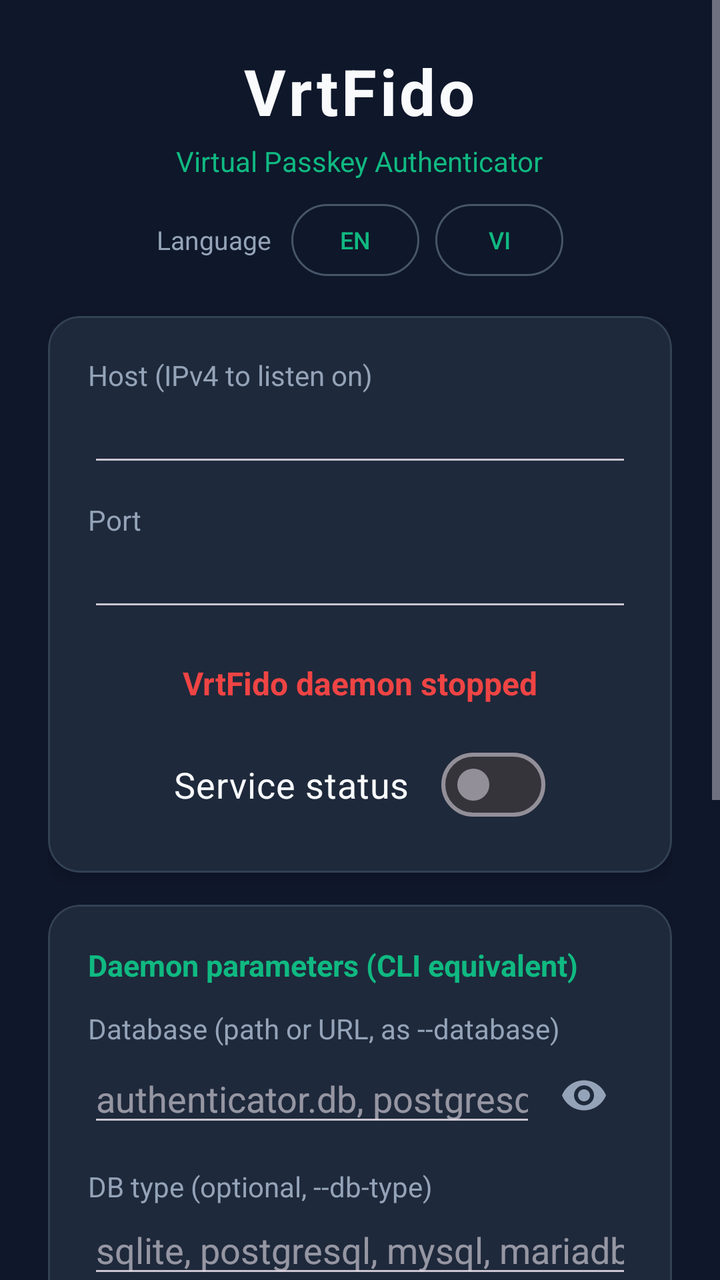
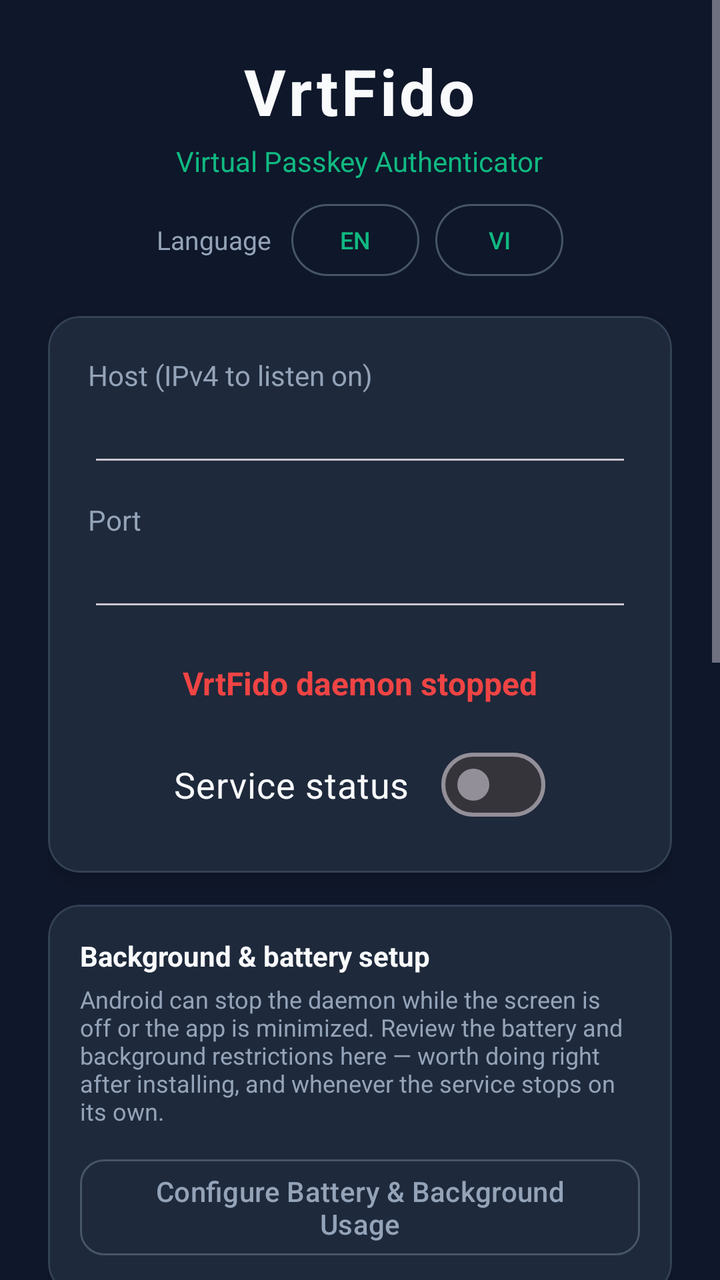

Two renders of the same Android screen: before a commit and after it. Below are the layout's source before the change and the commit's diff.
<!-- AndroidManifest.xml: application theme Theme.Vrtfido -->
<!-- res/layout/activity_main.xml -->
<?xml version="1.0" encoding="utf-8"?>
<ScrollView xmlns:android="http://schemas.android.com/apk/res/android"
    xmlns:app="http://schemas.android.com/apk/res-auto"
    android:layout_width="match_parent"
    android:layout_height="match_parent"
    android:background="@color/background_dark"
    android:fillViewport="true">

    <LinearLayout
        android:layout_width="match_parent"
        android:layout_height="wrap_content"
        android:orientation="vertical"
        android:gravity="center"
        android:padding="24dp">

        
        <TextView
            android:layout_width="wrap_content"
            android:layout_height="wrap_content"
            android:text="VrtFido"
            android:textColor="@color/text_primary"
            android:textSize="32sp"
            android:textStyle="bold"
            android:letterSpacing="0.05" />

        <TextView
            android:layout_width="wrap_content"
            android:layout_height="wrap_content"
            android:text="@string/app_tagline"
            android:textColor="@color/primary"
            android:textSize="14sp"
            android:layout_marginTop="4dp"
            android:layout_marginBottom="12dp" />

        
        <LinearLayout
            android:layout_width="wrap_content"
            android:layout_height="wrap_content"
            android:orientation="horizontal"
            android:gravity="center_vertical"
            android:layout_marginBottom="20dp">

            <TextView
                android:layout_width="wrap_content"
                android:layout_height="wrap_content"
                android:text="@string/language_label"
                android:textColor="@color/text_secondary"
                android:textSize="13sp"
                android:layout_marginEnd="10dp" />

            <com.google.android.material.button.MaterialButton
                android:id="@+id/btn_lang_en"
                style="@style/Widget.Material3.Button.OutlinedButton"
                android:layout_width="wrap_content"
                android:layout_height="36dp"
                android:minWidth="64dp"
                android:insetTop="0dp"
                android:insetBottom="0dp"
                android:text="@string/language_en"
                android:textSize="12sp"
                app:cornerRadius="18dp"
                app:strokeColor="#475569" />

            <com.google.android.material.button.MaterialButton
                android:id="@+id/btn_lang_vi"
                style="@style/Widget.Material3.Button.OutlinedButton"
                android:layout_width="wrap_content"
                android:layout_height="36dp"
                android:minWidth="64dp"
                android:insetTop="0dp"
                android:insetBottom="0dp"
                android:text="@string/language_vi"
                android:textSize="12sp"
                app:cornerRadius="18dp"
                app:strokeColor="#475569"
                android:layout_marginStart="8dp" />
        </LinearLayout>

        
        <com.google.android.material.card.MaterialCardView
            android:layout_width="match_parent"
            android:layout_height="wrap_content"
            app:cardBackgroundColor="@color/surface_dark"
            app:cardCornerRadius="16dp"
            app:cardElevation="4dp"
            app:strokeWidth="1dp"
            app:strokeColor="#334155"
            android:layout_marginBottom="16dp">

            <LinearLayout
                android:layout_width="match_parent"
                android:layout_height="wrap_content"
                android:orientation="vertical"
                android:padding="20dp"
                android:gravity="center">

                <TextView
                    android:layout_width="match_parent"
                    android:layout_height="wrap_content"
                    android:text="@string/bind_host"
                    android:textColor="@color/text_secondary" />
                <EditText
                    android:id="@+id/edit_host"
                    android:layout_width="match_parent"
                    android:layout_height="wrap_content"
                    android:singleLine="true"
                    android:inputType="textNoSuggestions"
                    android:textColor="@color/text_primary"
                    android:layout_marginBottom="12dp" />
                <TextView
                    android:layout_width="match_parent"
                    android:layout_height="wrap_content"
                    android:text="@string/bind_port"
                    android:textColor="@color/text_secondary" />
                <EditText
                    android:id="@+id/edit_port"
                    android:layout_width="match_parent"
                    android:layout_height="wrap_content"
                    android:singleLine="true"
                    android:inputType="number"
                    android:textColor="@color/text_primary"
                    android:layout_marginBottom="20dp" />

                <TextView
                    android:id="@+id/tv_status"
                    android:layout_width="wrap_content"
                    android:layout_height="wrap_content"
                    android:text="@string/service_stopped"
                    android:textColor="@color/status_red"
                    android:textSize="16sp"
                    android:textStyle="bold"
                    android:layout_marginBottom="16dp" />

                <com.google.android.material.materialswitch.MaterialSwitch
                    android:id="@+id/switch_service"
                    android:layout_width="wrap_content"
                    android:layout_height="wrap_content"
                    android:text="@string/status_label"
                    android:textColor="@color/text_primary"
                    android:textSize="18sp" />

            </LinearLayout>
        </com.google.android.material.card.MaterialCardView>

        
        <com.google.android.material.card.MaterialCardView
            android:id="@+id/card_battery_warning"
            android:layout_width="match_parent"
            android:layout_height="wrap_content"
            app:cardBackgroundColor="#2A1810"
            app:cardCornerRadius="16dp"
            app:cardElevation="4dp"
            app:strokeWidth="1dp"
            app:strokeColor="#B45309"
            android:visibility="gone"
            android:layout_marginBottom="16dp">

            <LinearLayout
                android:layout_width="match_parent"
                android:layout_height="wrap_content"
                android:orientation="vertical"
                android:padding="16dp">

                <TextView
                    android:id="@+id/tv_battery_title"
                    android:layout_width="match_parent"
                    android:layout_height="wrap_content"
                    android:text="@string/battery_warning_title"
                    android:textColor="#FBBF24"
                    android:textSize="14sp"
                    android:textStyle="bold"
                    android:layout_marginBottom="4dp" />

                <TextView
                    android:id="@+id/tv_battery_desc"
                    android:layout_width="match_parent"
                    android:layout_height="wrap_content"
                    android:text="@string/battery_warning_desc"
                    android:textColor="@color/text_secondary"
                    android:textSize="12sp"
                    android:layout_marginBottom="12dp" />

                <com.google.android.material.button.MaterialButton
                    android:id="@+id/btn_battery_settings"
                    style="@style/Widget.Material3.Button.TonalButton"
                    android:layout_width="match_parent"
                    android:layout_height="44dp"
                    android:text="@string/battery_settings_btn"
                    android:textColor="#FFFFFF"
                    android:textSize="13sp"
                    app:cornerRadius="10dp"
                    app:backgroundTint="#B45309" />

            </LinearLayout>
        </com.google.android.material.card.MaterialCardView>

        
        <com.google.android.material.card.MaterialCardView
            android:layout_width="match_parent"
            android:layout_height="wrap_content"
            app:cardBackgroundColor="@color/surface_dark"
            app:cardCornerRadius="16dp"
            app:cardElevation="4dp"
            app:strokeWidth="1dp"
            app:strokeColor="#334155"
            android:layout_marginBottom="16dp">

            <LinearLayout
                android:layout_width="match_parent"
                android:layout_height="wrap_content"
                android:orientation="vertical"
                android:padding="20dp">

                <TextView
                    android:layout_width="match_parent"
                    android:layout_height="wrap_content"
                    android:text="@string/params_title"
                    android:textColor="@color/primary"
                    android:textSize="15sp"
                    android:textStyle="bold"
                    android:layout_marginBottom="12dp" />

                <TextView
                    android:layout_width="match_parent"
                    android:layout_height="wrap_content"
                    android:text="@string/database_label"
                    android:textColor="@color/text_secondary" />
                
                <LinearLayout
                    android:layout_width="match_parent"
                    android:layout_height="wrap_content"
                    android:orientation="horizontal"
                    android:gravity="center_vertical"
                    android:layout_marginBottom="12dp">

                    <EditText
                        android:id="@+id/edit_database"
                        android:layout_width="0dp"
                        android:layout_weight="1"
                        android:layout_height="wrap_content"
                        android:singleLine="true"
                        android:inputType="textPassword|textNoSuggestions"
                        android:textColor="@color/text_primary"
                        android:hint="@string/database_hint" />

                    <ImageButton
                        android:id="@+id/btn_toggle_database"
                        android:layout_width="48dp"
                        android:layout_height="48dp"
                        android:background="?attr/selectableItemBackgroundBorderless"
                        android:padding="12dp"
                        android:scaleType="fitCenter"
                        android:src="@drawable/ic_eye"
                        android:contentDescription="@string/database_toggle_show" />
                </LinearLayout>

                <TextView
                    android:layout_width="match_parent"
                    android:layout_height="wrap_content"
                    android:text="@string/db_type_label"
                    android:textColor="@color/text_secondary" />
                <EditText
                    android:id="@+id/edit_db_type"
                    android:layout_width="match_parent"
                    android:layout_height="wrap_content"
                    android:singleLine="true"
                    android:inputType="textNoSuggestions"
                    android:textColor="@color/text_primary"
                    android:hint="@string/db_type_hint"
                    android:layout_marginBottom="12dp" />

                <TextView
                    android:layout_width="match_parent"
                    android:layout_height="wrap_content"
                    android:text="@string/auth_token_label"
                    android:textColor="@color/text_secondary" />
                <EditText
                    android:id="@+id/edit_auth_token"
                    android:layout_width="match_parent"
                    android:layout_height="wrap_content"
                    android:singleLine="true"
                    android:inputType="textNoSuggestions"
                    android:textColor="@color/text_primary"
                    android:hint="@string/auth_token_hint"
                    android:layout_marginBottom="8dp" />

                <com.google.android.material.checkbox.MaterialCheckBox
                    android:id="@+id/check_debug"
                    android:layout_width="match_parent"
                    android:layout_height="wrap_content"
                    android:text="@string/flag_debug"
                    android:textColor="@color/text_primary" />

            </LinearLayout>
        </com.google.android.material.card.MaterialCardView>

        
        <com.google.android.material.button.MaterialButton
            android:id="@+id/btn_open_web"
            android:layout_width="match_parent"
            android:layout_height="56dp"
            android:text="@string/open_web_ui"
            android:textColor="@color/text_primary"
            android:textSize="15sp"
            app:cornerRadius="12dp"
            app:backgroundTint="@color/primary"
            android:layout_marginBottom="12dp" />

        
        <com.google.android.material.button.MaterialButton
            android:id="@+id/btn_settings"
            style="@style/Widget.Material3.Button.OutlinedButton"
            android:layout_width="match_parent"
            android:layout_height="56dp"
            android:text="@string/enable_passkey_settings"
            android:textColor="@color/text_secondary"
            android:textSize="14sp"
            app:cornerRadius="12dp"
            app:strokeColor="#475569"
            android:layout_marginBottom="12dp" />

        
        <LinearLayout
            android:layout_width="match_parent"
            android:layout_height="wrap_content"
            android:orientation="horizontal">

            <com.google.android.material.button.MaterialButton
                android:id="@+id/btn_export"
                style="@style/Widget.Material3.Button.OutlinedButton"
                android:layout_width="0dp"
                android:layout_weight="1"
                android:layout_height="56dp"
                android:text="@string/export_json"
                android:textColor="@color/text_secondary"
                android:textSize="14sp"
                app:cornerRadius="12dp"
                app:strokeColor="#475569"
                android:layout_marginEnd="6dp" />

            <com.google.android.material.button.MaterialButton
                android:id="@+id/btn_import"
                style="@style/Widget.Material3.Button.OutlinedButton"
                android:layout_width="0dp"
                android:layout_weight="1"
                android:layout_height="56dp"
                android:text="@string/import_json"
                android:textColor="@color/text_secondary"
                android:textSize="14sp"
                app:cornerRadius="12dp"
                app:strokeColor="#475569"
                android:layout_marginStart="6dp" />
        </LinearLayout>

    </LinearLayout>
</ScrollView>
<!-- resources referenced by this layout -->
<resources>
  <color name="background_dark">#0F172A</color>
  <color name="primary">#10B981</color>
  <color name="status_red">#EF4444</color>
  <color name="surface_dark">#1E293B</color>
  <color name="text_primary">#F8FAFC</color>
  <color name="text_secondary">#94A3B8</color>
  <!-- drawable ic_eye (drawable) -->
  <?xml version="1.0" encoding="utf-8"?>
  <vector xmlns:android="http://schemas.android.com/apk/res/android"
      android:width="24dp"
      android:height="24dp"
      android:viewportWidth="24"
      android:viewportHeight="24"
      android:tint="@color/text_secondary">
      <path
          android:fillColor="@android:color/white"
          android:pathData="M12,4.5C7,4.5 2.73,7.61 1,12c1.73,4.39 6,7.5 11,7.5s9.27,-3.11 11,-7.5c-1.73,-4.39 -6,-7.5 -11,-7.5zM12,17c-2.76,0 -5,-2.24 -5,-5s2.24,-5 5,-5 5,2.24 5,5 -2.24,5 -5,5zM12,9c-1.66,0 -3,1.34 -3,3s1.34,3 3,3 3,-1.34 3,-3 -1.34,-3 -3,-3z" />
  </vector>
  <string name="app_tagline">Virtual Passkey Authenticator</string>
  <string name="auth_token_hint">leave empty when unused (MongoDB creds live in the URL)</string>
  <string name="auth_token_label">Auth token (LibSQL/Turso, --auth-token)</string>
  <string name="battery_settings_btn">Configure Battery &amp; Background Usage</string>
  <string name="battery_warning_desc">Battery optimization is active. Remote database connections (PostgreSQL/MySQL/MongoDB) may disconnect when the screen turns off or the app is minimized.</string>
  <string name="battery_warning_title">Background Battery Restriction Active</string>
  <string name="bind_host">Host (IPv4 to listen on)</string>
  <string name="bind_port">Port</string>
  <string name="database_hint">authenticator.db, postgresql://…, mysql://…, libsql://…, mongodb://…</string>
  <string name="database_label">Database (path or URL, as --database)</string>
  <string name="database_toggle_show">Show database string</string>
  <string name="db_type_hint">sqlite, postgresql, mysql, mariadb, libsql, mongodb (leave empty to auto-detect)</string>
  <string name="db_type_label">DB type (optional, --db-type)</string>
  <string name="enable_passkey_settings">Android passkey provider settings</string>
  <string name="export_json">Export JSON</string>
  <string name="flag_debug">--debug: log packet details</string>
  <string name="import_json">Import JSON</string>
  <string name="language_en">EN</string>
  <string name="language_label">Language</string>
  <string name="language_vi">VI</string>
  <string name="open_web_ui">Open Web Dashboard (%1$s)</string>
  <string name="params_title">Daemon parameters (CLI equivalent)</string>
  <string name="service_stopped">VrtFido daemon stopped</string>
  <string name="status_label">Service status</string>
  <style name="Theme.Vrtfido" parent="Theme.Material3.Dark.NoActionBar">
          <item name="colorPrimary">@color/primary</item>
          <item name="android:windowBackground">@color/background_dark</item>
          <item name="android:statusBarColor">@color/background_dark</item>
      </style>
</resources>

<!-- the commit's change to res/layout/activity_main.xml (unified diff, before → after) -->
@@ -147,12 +147,11 @@
             android:id="@+id/card_battery_warning"
             android:layout_width="match_parent"
             android:layout_height="wrap_content"
-            app:cardBackgroundColor="#2A1810"
+            app:cardBackgroundColor="@color/surface_dark"
             app:cardCornerRadius="16dp"
             app:cardElevation="4dp"
             app:strokeWidth="1dp"
-            app:strokeColor="#B45309"
-            android:visibility="gone"
+            app:strokeColor="#334155"
             android:layout_marginBottom="16dp">
 
             <LinearLayout
@@ -166,7 +165,7 @@
                     android:layout_width="match_parent"
                     android:layout_height="wrap_content"
                     android:text="@string/battery_warning_title"
-                    android:textColor="#FBBF24"
+                    android:textColor="@color/text_primary"
                     android:textSize="14sp"
                     android:textStyle="bold"
                     android:layout_marginBottom="4dp" />
@@ -182,14 +181,14 @@
 
                 <com.google.android.material.button.MaterialButton
                     android:id="@+id/btn_battery_settings"
-                    style="@style/Widget.Material3.Button.TonalButton"
-                    android:layout_width="match_parent"
-                    android:layout_height="44dp"
+                    style="@style/Widget.Material3.Button.OutlinedButton"
+                    android:layout_width="match_parent"
+                    android:layout_height="56dp"
                     android:text="@string/battery_settings_btn"
-                    android:textColor="#FFFFFF"
-                    android:textSize="13sp"
-                    app:cornerRadius="10dp"
-                    app:backgroundTint="#B45309" />
+                    android:textColor="@color/text_secondary"
+                    android:textSize="14sp"
+                    app:cornerRadius="12dp"
+                    app:strokeColor="#475569" />
 
             </LinearLayout>
         </com.google.android.material.card.MaterialCardView>
@@ -254,20 +253,28 @@
                         android:contentDescription="@string/database_toggle_show" />
                 </LinearLayout>
 
-                <TextView
-                    android:layout_width="match_parent"
-                    android:layout_height="wrap_content"
-                    android:text="@string/db_type_label"
-                    android:textColor="@color/text_secondary" />
-                <EditText
-                    android:id="@+id/edit_db_type"
-                    android:layout_width="match_parent"
-                    android:layout_height="wrap_content"
-                    android:singleLine="true"
-                    android:inputType="textNoSuggestions"
-                    android:textColor="@color/text_primary"
-                    android:hint="@string/db_type_hint"
-                    android:layout_marginBottom="12dp" />
+                
+                <com.google.android.material.textfield.TextInputLayout
+                    android:id="@+id/layout_db_type"
+                    style="@style/Widget.Material3.TextInputLayout.OutlinedBox"
+                    android:layout_width="match_parent"
+                    android:layout_height="wrap_content"
+                    android:layout_marginBottom="12dp"
+                    android:hint="@string/db_type_label"
+                    app:endIconContentDescription="@string/db_type_pick"
+                    app:endIconDrawable="@drawable/ic_dropdown"
+                    app:endIconMode="custom">
+
+                    <com.google.android.material.textfield.TextInputEditText
+                        android:id="@+id/edit_db_type"
+                        android:layout_width="match_parent"
+                        android:layout_height="wrap_content"
+                        android:clickable="true"
+                        android:cursorVisible="false"
+                        android:focusable="false"
+                        android:inputType="none"
+                        android:textColor="@color/text_primary" />
+                </com.google.android.material.textfield.TextInputLayout>
 
                 <TextView
                     android:layout_width="match_parent"
<!-- resource entries referenced after the edit -->
@@ -6,6 +6,18 @@
   <color name="surface_dark">#1E293B</color>
   <color name="text_primary">#F8FAFC</color>
   <color name="text_secondary">#94A3B8</color>
+  <!-- drawable ic_dropdown (drawable) -->
+  <?xml version="1.0" encoding="utf-8"?>
+  <vector xmlns:android="http://schemas.android.com/apk/res/android"
+      android:width="24dp"
+      android:height="24dp"
+      android:viewportWidth="24"
+      android:viewportHeight="24"
+      android:tint="@color/text_secondary">
+      <path
+          android:fillColor="@android:color/white"
+          android:pathData="M16.59,8.59L12,13.17 7.41,8.59 6,10l6,6 6,-6z" />
+  </vector>
   <!-- drawable ic_eye (drawable) -->
   <?xml version="1.0" encoding="utf-8"?>
   <vector xmlns:android="http://schemas.android.com/apk/res/android"
@@ -22,15 +34,15 @@
   <string name="auth_token_hint">leave empty when unused (MongoDB creds live in the URL)</string>
   <string name="auth_token_label">Auth token (LibSQL/Turso, --auth-token)</string>
   <string name="battery_settings_btn">Configure Battery &amp; Background Usage</string>
-  <string name="battery_warning_desc">Battery optimization is active. Remote database connections (PostgreSQL/MySQL/MongoDB) may disconnect when the screen turns off or the app is minimized.</string>
-  <string name="battery_warning_title">Background Battery Restriction Active</string>
+  <string name="battery_warning_desc">Android can stop the daemon while the screen is off or the app is minimized. Review the battery and background restrictions here — worth doing right after installing, and whenever the service stops on its own.</string>
+  <string name="battery_warning_title">Background &amp; battery setup</string>
   <string name="bind_host">Host (IPv4 to listen on)</string>
   <string name="bind_port">Port</string>
   <string name="database_hint">authenticator.db, postgresql://…, mysql://…, libsql://…, mongodb://…</string>
   <string name="database_label">Database (path or URL, as --database)</string>
   <string name="database_toggle_show">Show database string</string>
-  <string name="db_type_hint">sqlite, postgresql, mysql, mariadb, libsql, mongodb (leave empty to auto-detect)</string>
   <string name="db_type_label">DB type (optional, --db-type)</string>
+  <string name="db_type_pick">Choose DB type</string>
   <string name="enable_passkey_settings">Android passkey provider settings</string>
   <string name="export_json">Export JSON</string>
   <string name="flag_debug">--debug: log packet details</string>
